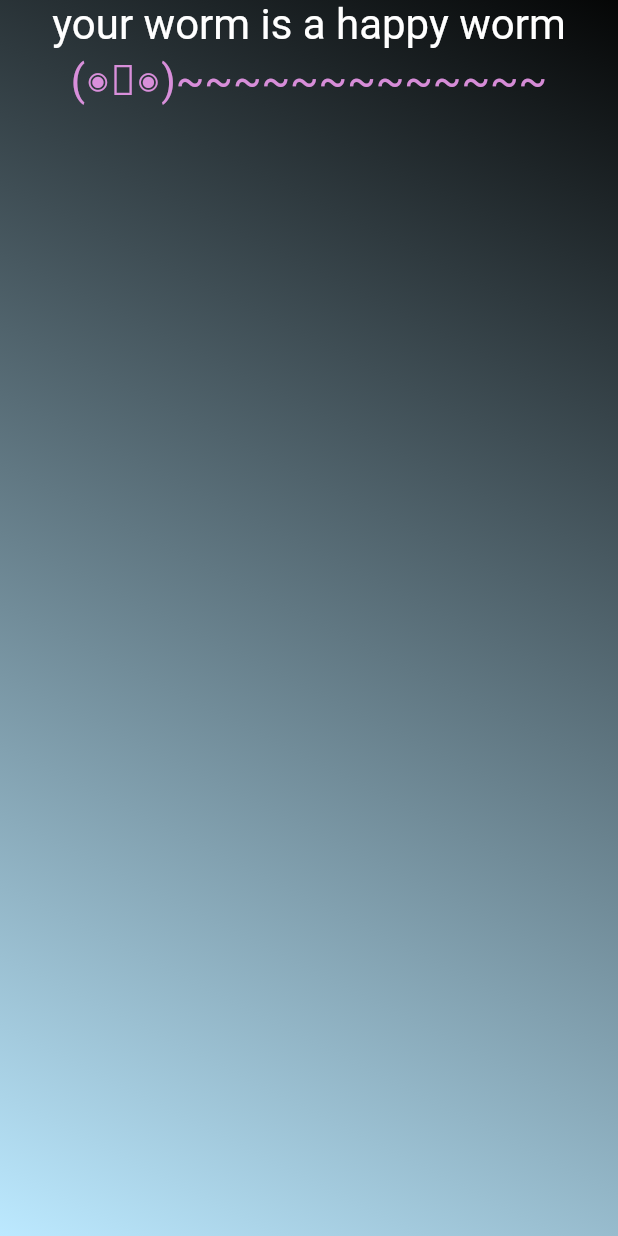
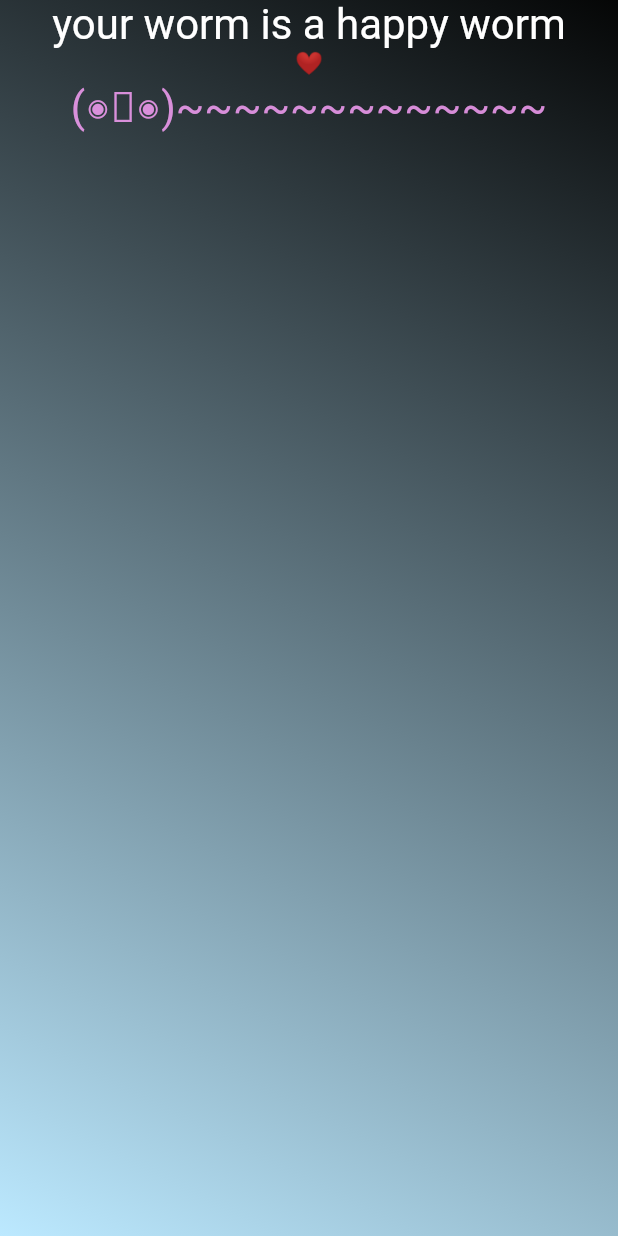
Before and after one commit to abbymachines/habit_vpet, a Flutter app: the screen it shows after launch, on a phone screen of 412 x 824 dp. Run offline on Flutter 3.47's test engine with Material 2 defaults, Android fonts, the phone set to English and light mode, and no system bars.

Commit message:
implement Heart widget, place inside gradient_container ListView widget

```diff
--- a/lib/gradient_container.dart
+++ b/lib/gradient_container.dart
@@ -1,6 +1,7 @@
 import 'package:flutter/material.dart';
 import 'package:habit_vpet/styled_text.dart';
 import 'package:habit_vpet/worm.dart';
+import 'package:habit_vpet/heart.dart';
 
 class GradientContainer extends StatelessWidget {
   const GradientContainer({super.key});
@@ -27,7 +28,12 @@ class GradientContainer extends StatelessWidget {
       //   ],
 
       child: ListView(
-        children: const [Center(child: StyledText()), Center(child: Worm())],
+        addAutomaticKeepAlives: false,
+        children: const [
+          Center(child: StyledText()),
+          Center(child: Heart()),
+          Center(child: Worm()),
+        ],
       ),
     );
   }
--- /dev/null
+++ b/lib/heart.dart
@@ -0,0 +1,13 @@
+import 'package:flutter/material.dart';
+
+class Heart extends StatelessWidget {
+  const Heart({super.key});
+
+  @override
+  Widget build(context) {
+    return const Text(
+      '❤️',
+      style: TextStyle(fontSize: 15),
+    );
+  }
+}
```
Also changed, not shown: lib/heart_bar.dart (added), 1 other file.
